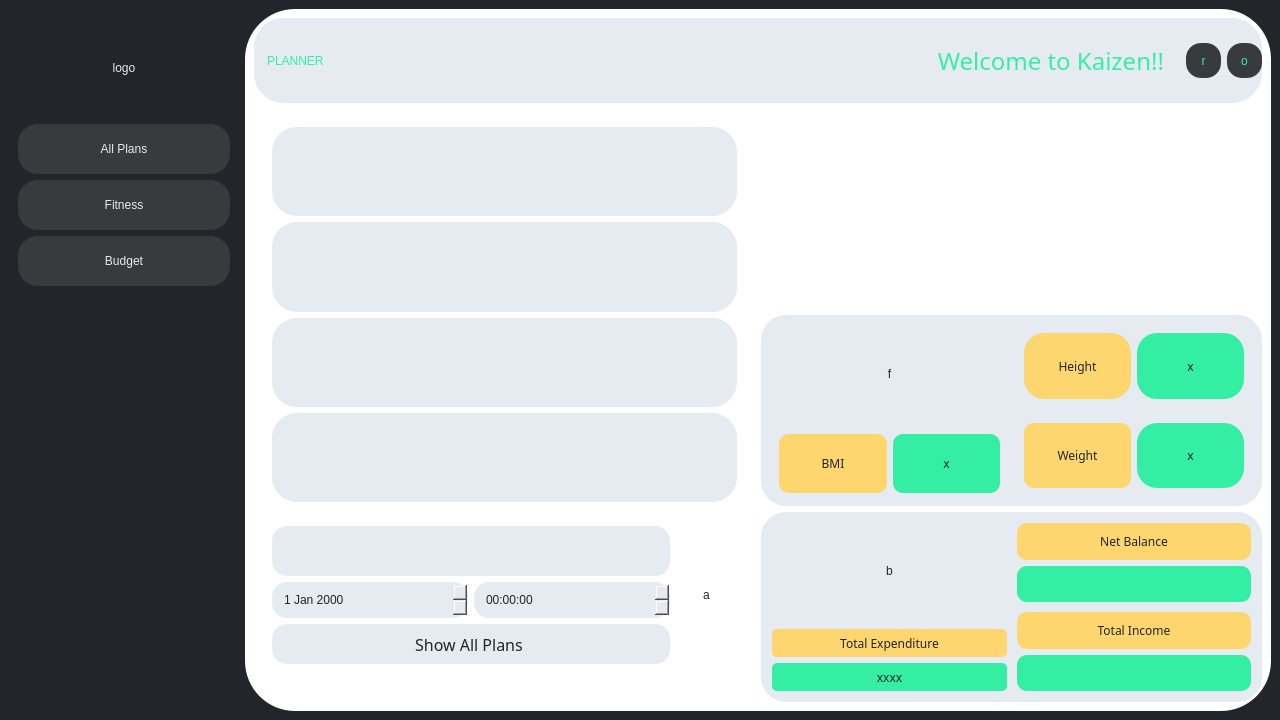
First picture: the form in K/planner.ui, repository burr1to/kaizen, before the edit.
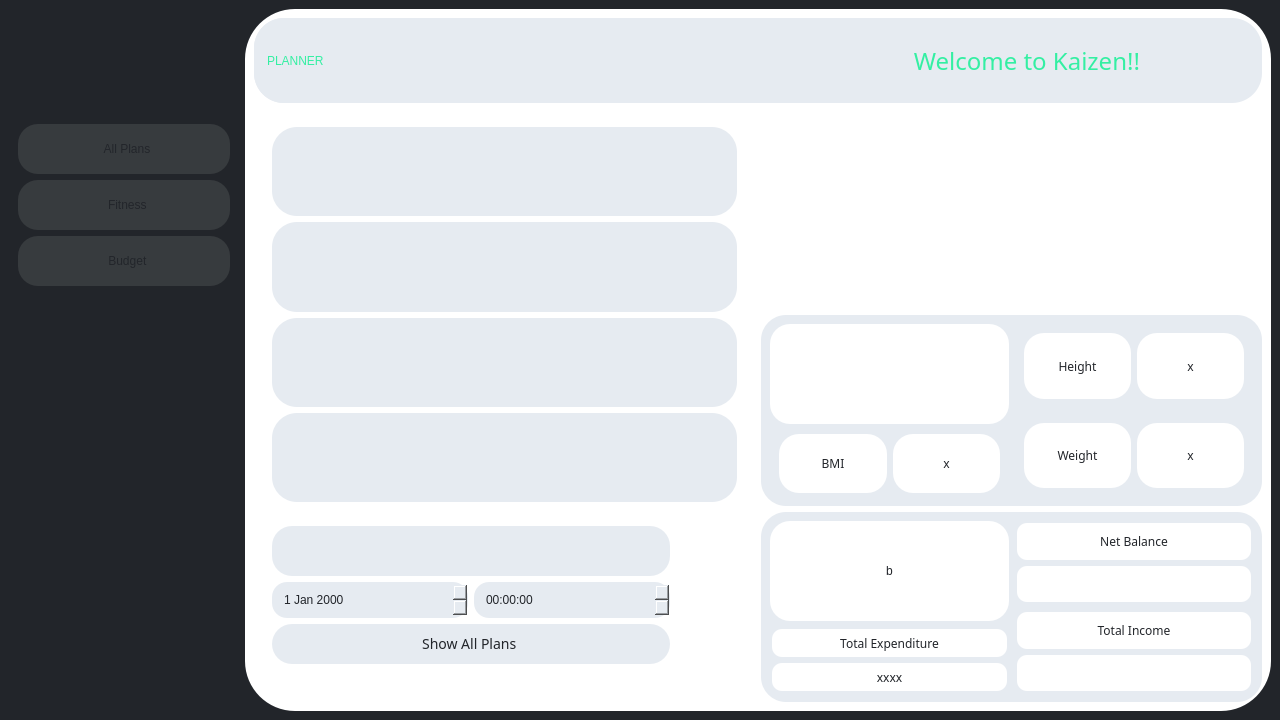
Second picture: the form after the edit. Icons and pictures are not drawn.

Commit message: Completed Signup, Login and planner

What changed in the file:
```diff
--- a/K/planner.ui
+++ b/K/planner.ui
@@ -53,8 +53,10 @@
        </size>
       </property>
       <property name="styleSheet">
-       <string notr="true">border:0px;
-color:#e6ebf1;</string>
+       <string notr="true">#frame{
+border:0px;
+color:#e6ebf1;
+border-image:url(:/img sr/planner_side.png);}</string>
       </property>
       <property name="frameShape">
        <enum>QFrame::StyledPanel</enum>
@@ -76,12 +78,16 @@
 border-radius:15px;</string>
          </property>
          <property name="text">
-          <string>logo</string>
+          <string/>
+         </property>
+         <property name="icon">
+          <iconset resource="img.qrc">
+           <normaloff>:/img sr/kaizen.png</normaloff>:/img sr/kaizen.png</iconset>
          </property>
          <property name="iconSize">
           <size>
-           <width>155</width>
-           <height>55</height>
+           <width>230</width>
+           <height>100</height>
           </size>
          </property>
         </widget>
@@ -106,7 +112,17 @@
 }</string>
          </property>
          <property name="text">
-          <string>All Plans</string>
+          <string>  All Plans</string>
+         </property>
+         <property name="icon">
+          <iconset resource="img.qrc">
+           <normaloff>:/img sr/Planner.png</normaloff>:/img sr/Planner.png</iconset>
+         </property>
+         <property name="iconSize">
+          <size>
+           <width>30</width>
+           <height>30</height>
+          </size>
          </property>
         </widget>
        </item>
@@ -129,7 +145,17 @@
 color: #22252a;}</string>
          </property>
          <property name="text">
-          <string>Fitness</string>
+          <string>  Fitness</string>
+         </property>
+         <property name="icon">
+          <iconset resource="img.qrc">
+           <normaloff>:/img sr/fitness.png</normaloff>:/img sr/fitness.png</iconset>
+         </property>
+         <property name="iconSize">
+          <size>
+           <width>30</width>
+           <height>30</height>
+          </size>
          </property>
         </widget>
        </item>
@@ -152,7 +178,17 @@
 color: #22252a;}</string>
          </property>
          <property name="text">
-          <string>Budget</string>
+          <string>  Budget</string>
+         </property>
+         <property name="icon">
+          <iconset resource="img.qrc">
+           <normaloff>:/img sr/budget.png</normaloff>:/img sr/budget.png</iconset>
+         </property>
+         <property name="iconSize">
+          <size>
+           <width>30</width>
+           <height>30</height>
+          </size>
          </property>
         </widget>
        </item>
@@ -269,12 +305,20 @@
              </size>
             </property>
             <property name="styleSheet">
-             <string notr="true">border:0px;
-border-radius:15px;
-background-color: rgb(55, 59, 62);</string>
+             <string notr="true">margin:10px;</string>
             </property>
             <property name="text">
-             <string>r</string>
+             <string/>
+            </property>
+            <property name="icon">
+             <iconset resource="img.qrc">
+              <normaloff>:/img sr/refresh.png</normaloff>:/img sr/refresh.png</iconset>
+            </property>
+            <property name="iconSize">
+             <size>
+              <width>50</width>
+              <height>50</height>
+             </size>
             </property>
            </widget>
           </item>
@@ -287,12 +331,14 @@
              </size>
             </property>
             <property name="styleSheet">
-             <string notr="true">border:0px;
-border-radius:15px;
-background-color: rgb(55, 59, 62);</string>
+             <string notr="true">margin-right:10px</string>
             </property>
             <property name="text">
-             <string>o</string>
+             <string/>
+            </property>
+            <property name="icon">
+             <iconset resource="img.qrc">
+              <normaloff>:/img sr/logout.png</normaloff>:/img sr/logout.png</iconset>
             </property>
             <property name="iconSize">
              <size>
@@ -448,9 +494,15 @@
                       </font>
                      </property>
                      <property name="styleSheet">
-                      <string notr="true">border:0px;
-border-radius:15px;
-background-color: rgb(230, 235, 241);</string>
+                      <string notr="true">#addPlan{
+background-color: rgb(230, 235, 241);
+border:0px;
+border-radius:20px;
+}
+#addPlan:hover{
+background-color:#22252a;
+color: #e6ebf1;
+}</string>
                      </property>
                     </widget>
                    </item>
@@ -487,16 +539,23 @@
                      <property name="font">
                       <font>
                        <family>Foco</family>
-                       <pointsize>12</pointsize>
+                       <pointsize>-1</pointsize>
                        <italic>false</italic>
                        <bold>false</bold>
                       </font>
                      </property>
                      <property name="styleSheet">
-                      <string notr="true">border:0px;
-border-radius:15px;
+                      <string notr="true">#showplans{
 background-color: rgb(230, 235, 241);
-padding:10px;</string>
+border:0px;
+border-radius:20px;
+font:14px;
+}
+#showplans:hover{
+background-color:#22252a;
+color: #e6ebf1;
+font:16px;
+}</string>
                      </property>
                      <property name="text">
                       <string>Show All Plans </string>
@@ -514,10 +573,14 @@
                     </size>
                    </property>
                    <property name="styleSheet">
-                    <string notr="true">border:0 px;</string>
+                    <string notr="true">#addbut{
+border:0 px;
+border-radius:25px;}
+#addbut:hover{
+background-color:#e6ebf1;}</string>
                    </property>
                    <property name="text">
-                    <string>a</string>
+                    <string/>
                    </property>
                    <property name="icon">
                     <iconset>
@@ -584,14 +647,26 @@
                    </size>
                   </property>
                   <property name="styleSheet">
-                   <string notr="true"/>
+                   <string notr="true">#fitbut{
+background-color:#ffffff;
+border:0px;
+border-radius:20px;
+}
+#fitbut:hover{
+background-color:#373b3e;
+}
+</string>
                   </property>
                   <property name="text">
-                   <string>f</string>
+                   <string/>
+                  </property>
+                  <property name="icon">
+                   <iconset resource="img.qrc">
+                    <normaloff>:/img sr/fit_butt.png</normaloff>:/img sr/fit_butt.png</iconset>
                   </property>
                   <property name="iconSize">
                    <size>
-                    <width>100</width>
+                    <width>200</width>
                     <height>100</height>
                    </size>
                   </property>
@@ -623,8 +698,10 @@
                       <bool>false</bool>
                      </property>
                      <property name="styleSheet">
-                      <string notr="true">background-color: rgb(253, 214, 112);
-border-radius:10px;</string>
+                      <string notr="true">background-color:#ffffff;
+border:0px;
+border-radius:20px;
+</string>
                      </property>
                      <property name="text">
                       <string>BMI</string>
@@ -648,8 +725,10 @@
                       <bool>false</bool>
                      </property>
                      <property name="styleSheet">
-                      <string notr="true">background-color: rgb(52, 239, 163);
-border-radius:10px;</string>
+                      <string notr="true">background-color:#ffffff;
+border:0px;
+border-radius:20px;
+</string>
                      </property>
                      <property name="text">
                       <string>x</string>
@@ -686,8 +765,10 @@
                       <bool>false</bool>
                      </property>
                      <property name="styleSheet">
-                      <string notr="true">background-color: rgb(253, 214, 112);
-border-radius:20px;</string>
+                      <string notr="true">background-color:#ffffff;
+border:0px;
+border-radius:20px;
+</string>
                      </property>
                      <property name="text">
                       <string>Height</string>
@@ -711,7 +792,8 @@
                       <bool>false</bool>
                      </property>
                      <property name="styleSheet">
-                      <string notr="true">background-color: rgb(52, 239, 163);
+                      <string notr="true">background-color:#ffffff;
+border:0px;
 border-radius:20px;</string>
                      </property>
                      <property name="text">
@@ -745,8 +827,10 @@
                       <bool>false</bool>
                      </property>
                      <property name="styleSheet">
-                      <string notr="true">background-color: rgb(253, 214, 112);
-border-radius:10px;</string>
+                      <string notr="true">background-color:#ffffff;
+border:0px;
+border-radius:20px;
+</string>
                      </property>
                      <property name="text">
                       <string>Weight</string>
@@ -770,8 +854,10 @@
                       <bool>false</bool>
                      </property>
                      <property name="styleSheet">
-                      <string notr="true">background-color: rgb(52, 239, 163);
-border-radius:20px;</string>
+                      <string notr="true">background-color:#ffffff;
+border:0px;
+border-radius:20px;
+</string>
                      </property>
                      <property name="text">
                       <string>x</string>
@@ -809,14 +895,22 @@
                    </size>
                   </property>
                   <property name="styleSheet">
-                   <string notr="true"/>
+                   <string notr="true">#budgetbut{
+background-color:#ffffff;
+border:0px;
+border-radius:20px;
+}
+#budgetbut:hover{
+background-color:#373b3e;
+}
+</string>
                   </property>
                   <property name="text">
                    <string>b</string>
                   </property>
                   <property name="iconSize">
                    <size>
-                    <width>100</width>
+                    <width>200</width>
                     <height>100</height>
                    </size>
                   </property>
@@ -855,8 +949,10 @@
                       <bool>false</bool>
                      </property>
                      <property name="styleSheet">
-                      <string notr="true">background-color: rgb(253, 214, 112);
-border-radius:5px;</string>
+                      <string notr="true">background-color:#ffffff;
+border:0px;
+border-radius:10px;
+</string>
                      </property>
                      <property name="text">
                       <string>Total Expenditure</string>
@@ -880,8 +976,10 @@
                       <bool>false</bool>
                      </property>
                      <property name="styleSheet">
-                      <string notr="true">background-color: rgb(52, 239, 163);
-border-radius:5px;</string>
+                      <string notr="true">background-color:#ffffff;
+border:0px;
+border-radius:10px;
+</string>
                      </property>
                      <property name="text">
                       <string>xxxx</string>
@@ -933,8 +1031,10 @@
                       <bool>false</bool>
                      </property>
                      <property name="styleSheet">
-                      <string notr="true">background-color: rgb(253, 214, 112);
-border-radius:10px;</string>
+                      <string notr="true">background-color:#ffffff;
+border:0px;
+border-radius:10px;
+</string>
                      </property>
                      <property name="text">
                       <string>Net Balance</string>
@@ -958,8 +1058,10 @@
                       <bool>false</bool>
                      </property>
                      <property name="styleSheet">
-                      <string notr="true">background-color: rgb(52, 239, 163);
-border-radius:10px;</string>
+                      <string notr="true">background-color:#ffffff;
+border:0px;
+border-radius:10px;
+</string>
                      </property>
                      <property name="text">
                       <string/>
@@ -1005,8 +1107,10 @@
                       <bool>false</bool>
                      </property>
                      <property name="styleSheet">
-                      <string notr="true">background-color: rgb(253, 214, 112);
-border-radius:10px;</string>
+                      <string notr="true">background-color:#ffffff;
+border:0px;
+border-radius:10px;
+</string>
                      </property>
                      <property name="text">
                       <string>Total Income</string>
@@ -1030,8 +1134,10 @@
                       <bool>false</bool>
                      </property>
                      <property name="styleSheet">
-                      <string notr="true">background-color: rgb(52, 239, 163);
-border-radius:10px;</string>
+                      <string notr="true">background-color:#ffffff;
+border:0px;
+border-radius:10px;
+</string>
                      </property>
                      <property name="text">
                       <string/>
```
Left out of the diff: 29 changed lines with no effect on the pictures. The commit also changes 66 other files.
